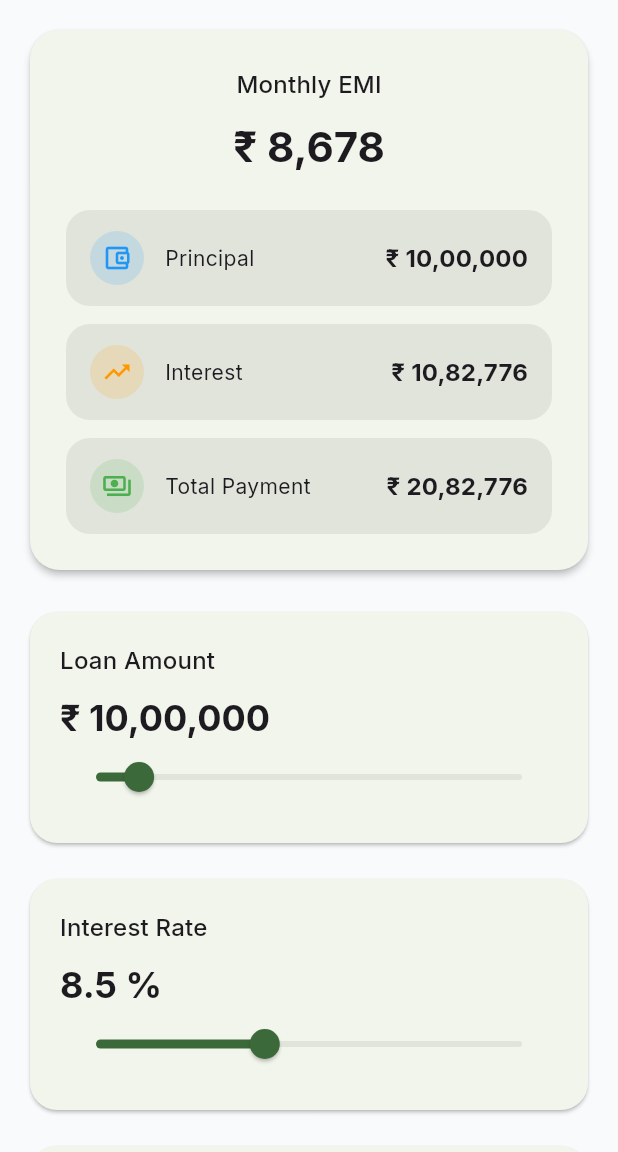
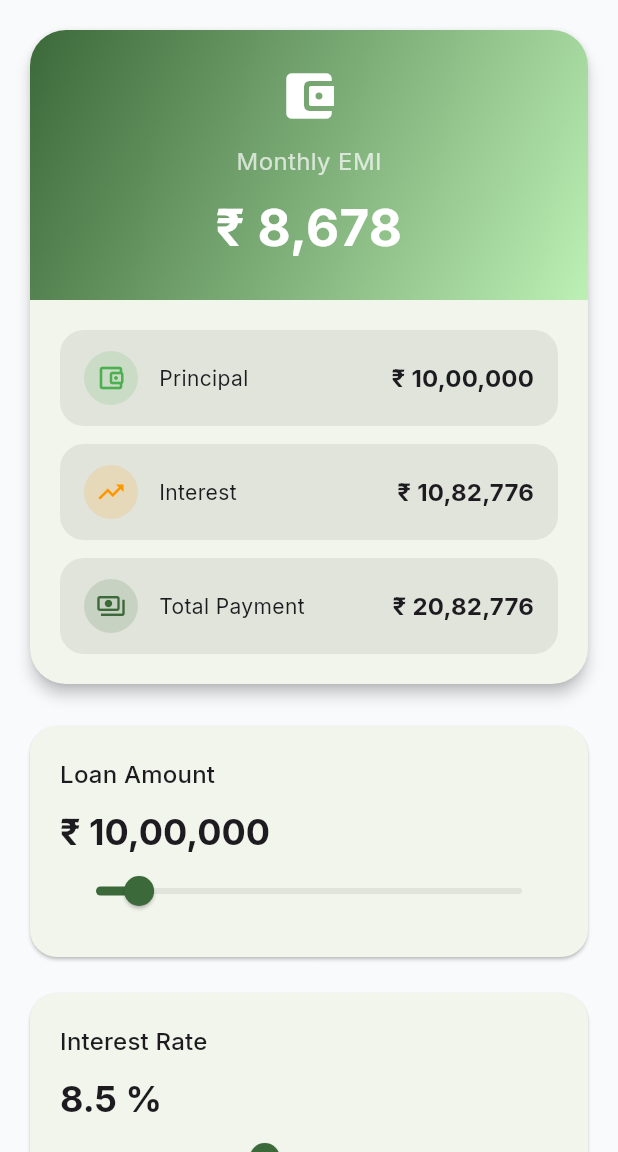
Before and after one commit to TusharRao8334/emi_calc, a Flutter app: the EmiCalculatorScreen screen opened directly, on a phone screen of 412 x 824 dp, the part 84-1236 px from its top. Run offline on Flutter 3.47's test engine with Material 3 defaults, Android fonts, the phone set to English and light mode, and no system bars; our stand-ins replace fl_chart, flutter_riverpod, google_fonts.

Commit message:
emi screen working fine

```diff
--- a/lib/features/emi/screen/emi_calculator_screen.dart
+++ b/lib/features/emi/screen/emi_calculator_screen.dart
@@ -2,6 +2,7 @@ import 'package:emi_calc/core/utils/currency_formatter.dart';
 import 'package:emi_calc/features/emi/model/emi_result.dart';
 import 'package:emi_calc/features/emi/service/emi_calculator_service.dart';
 import 'package:emi_calc/features/emi/widgets/amount_slider.dart';
+import 'package:emi_calc/features/emi/widgets/pie_chart_widget.dart';
 import 'package:emi_calc/features/emi/widgets/result_card.dart';
 import 'package:flutter/material.dart';
 
@@ -89,6 +90,13 @@ class _EmiCalculatorScreenState extends State<EmiCalculatorScreen> {
             },
           ),
 
+          const SizedBox(height: 24),
+
+          PieChartWidget(
+            principal: result.principal,
+            interest: result.totalInterest,
+          ),
+
           const SizedBox(height: 30),
         ],
       ),
--- a/lib/features/emi/widgets/result_card.dart
+++ b/lib/features/emi/widgets/result_card.dart
@@ -10,32 +10,63 @@ class ResultCard extends StatelessWidget {
 
   @override
   Widget build(BuildContext context) {
+    final colorScheme = Theme.of(context).colorScheme;
+
     return Card(
-      elevation: 2,
+      elevation: 4,
       clipBehavior: Clip.antiAlias,
-      shape: RoundedRectangleBorder(borderRadius: BorderRadius.circular(20)),
-      child: Padding(
-        padding: const EdgeInsets.all(24),
+      shape: RoundedRectangleBorder(borderRadius: BorderRadius.circular(24)),
       child: Column(
         children: [
-            Text('Monthly EMI', style: Theme.of(context).textTheme.titleMedium),
+          Container(
+            width: double.infinity,
+            padding: const EdgeInsets.all(24),
+            decoration: BoxDecoration(
+              gradient: LinearGradient(
+                colors: [colorScheme.primary, colorScheme.primaryContainer],
+                begin: Alignment.topLeft,
+                end: Alignment.bottomRight,
+              ),
+            ),
+            child: Column(
+              children: [
+                const Icon(
+                  Icons.account_balance_wallet_rounded,
+                  color: Colors.white,
+                  size: 40,
+                ),
 
                 const SizedBox(height: 12),
 
+                const Text(
+                  'Monthly EMI',
+                  style: TextStyle(color: Colors.white70, fontSize: 16),
+                ),
+
+                const SizedBox(height: 8),
+
                 Text(
                   CurrencyFormatter.format(result.monthlyEmi),
-              style: Theme.of(
-                context,
-              ).textTheme.headlineMedium?.copyWith(fontWeight: FontWeight.bold),
+                  textAlign: TextAlign.center,
+                  style: const TextStyle(
+                    color: Colors.white,
+                    fontSize: 34,
+                    fontWeight: FontWeight.bold,
+                  ),
+                ),
+              ],
+            ),
           ),
 
-            const SizedBox(height: 24),
-
+          Padding(
+            padding: const EdgeInsets.all(20),
+            child: Column(
+              children: [
                 SummaryTile(
                   title: 'Principal',
                   value: CurrencyFormatter.format(result.principal),
                   icon: Icons.account_balance_wallet_outlined,
-              iconColor: Colors.blue,
+                  iconColor: Colors.green,
                 ),
 
                 const SizedBox(height: 12),
@@ -53,11 +84,13 @@ class ResultCard extends StatelessWidget {
                   title: 'Total Payment',
                   value: CurrencyFormatter.format(result.totalPayment),
                   icon: Icons.payments_outlined,
-              iconColor: Colors.green,
+                  iconColor: colorScheme.primary,
                 ),
               ],
             ),
           ),
+        ],
+      ),
     );
   }
 }
--- a/pubspec.yaml
+++ b/pubspec.yaml
@@ -44,7 +44,7 @@ dependencies:
   # -----------------------------
   # Charts
   # -----------------------------
-  fl_chart: ^1.0.0
+  fl_chart: ^1.1.1
 
   # -----------------------------
   # Animations
@@ -61,7 +61,7 @@ dependencies:
   # -----------------------------
   # Ads
   # -----------------------------
-  google_mobile_ads: ^6.0.0
+  # google_mobile_ads: ^6.0.0
 
 dev_dependencies:
   flutter_test:
```
Also changed, not shown: lib/features/emi/widgets/pie_chart_widget.dart (+162 -0 lines), pubspec.lock, 2 other files. Lines whose indentation alone changed are shown as unchanged.
